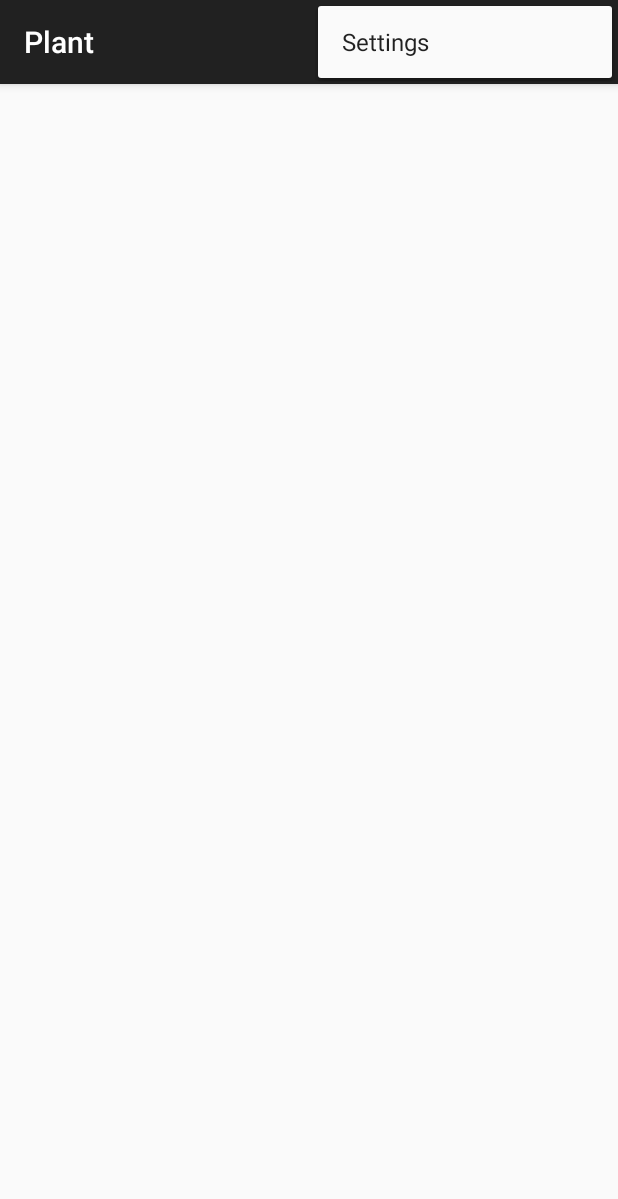
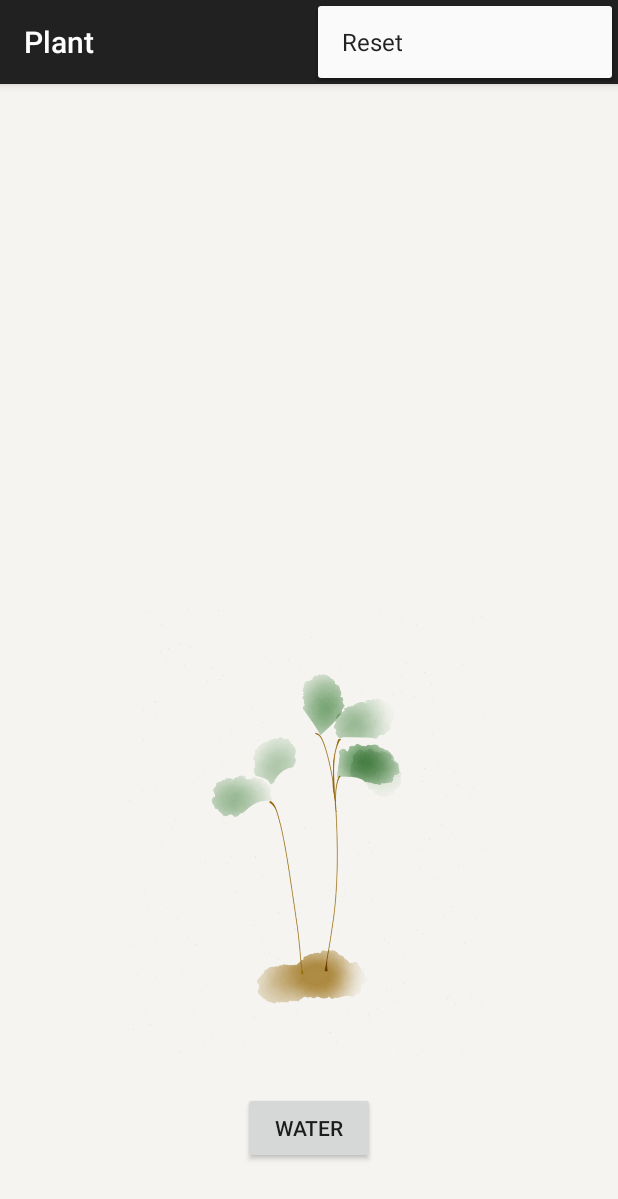
Before and after one commit to ezhao/Plant, an Android app: the screen it shows after launch (PlantActivity), with the options menu open, on a phone screen of 412 x 824 dp. Shown: the top 1199 px of the screen. Run offline under Robolectric (Android 15) with nearby library versions, the phone set to English and light mode, and no system bars.

Commit message:
icon and initial layout
simple plant image, simple button. doesn’t do anything yet.

```diff
--- a/app/src/main/java/com/herokuapp/ezhao/plant/PlantActivity.java
+++ b/app/src/main/java/com/herokuapp/ezhao/plant/PlantActivity.java
@@ -30,7 +30,7 @@ public class PlantActivity extends ActionBarActivity {
         int id = item.getItemId();
 
         //noinspection SimplifiableIfStatement
-        if (id == R.id.action_settings) {
+        if (id == R.id.action_reset) {
             return true;
         }
 
--- a/app/src/main/res/layout/activity_plant.xml
+++ b/app/src/main/res/layout/activity_plant.xml
@@ -1,8 +1,26 @@
 <RelativeLayout xmlns:android="http://schemas.android.com/apk/res/android"
-    xmlns:tools="http://schemas.android.com/tools" android:layout_width="match_parent"
-    android:layout_height="match_parent" android:paddingLeft="@dimen/activity_horizontal_margin"
-    android:paddingRight="@dimen/activity_horizontal_margin"
-    android:paddingTop="@dimen/activity_vertical_margin"
-    android:paddingBottom="@dimen/activity_vertical_margin" tools:context=".PlantActivity">
+    xmlns:tools="http://schemas.android.com/tools"
+    android:background="@color/paper"
+    android:layout_width="match_parent"
+    android:layout_height="match_parent"
+    tools:context=".PlantActivity">
+
+    <ImageView
+        android:id="@+id/ivPlant"
+        android:src="@drawable/plant_happy"
+        android:layout_alignParentBottom="true"
+        android:layout_marginBottom="120dp"
+        android:layout_centerHorizontal="true"
+        android:layout_width="2400dp"
+        android:layout_height="300dp" />
+
+    <Button
+        android:id="@+id/btnWater"
+        android:text="@string/action_water"
+        android:layout_alignParentBottom="true"
+        android:layout_marginBottom="48dp"
+        android:layout_centerHorizontal="true"
+        android:layout_width="wrap_content"
+        android:layout_height="wrap_content" />
 
 </RelativeLayout>
--- a/app/src/main/res/menu/menu_plant.xml
+++ b/app/src/main/res/menu/menu_plant.xml
@@ -1,6 +1,6 @@
 <menu xmlns:android="http://schemas.android.com/apk/res/android"
     xmlns:app="http://schemas.android.com/apk/res-auto"
     xmlns:tools="http://schemas.android.com/tools" tools:context=".PlantActivity">
-    <item android:id="@+id/action_settings" android:title="@string/action_settings"
+    <item android:id="@+id/action_reset" android:title="@string/action_reset"
         android:orderInCategory="100" app:showAsAction="never" />
 </menu>
--- /dev/null
+++ b/app/src/main/res/values/colors.xml
@@ -0,0 +1,4 @@
+<?xml version="1.0" encoding="utf-8"?>
+<resources>
+    <color name="paper">#F5F4F0</color>
+</resources>
--- a/app/src/main/res/values/strings.xml
+++ b/app/src/main/res/values/strings.xml
@@ -1,4 +1,5 @@
 <resources>
     <string name="app_name">Plant</string>
-    <string name="action_settings">Settings</string>
+    <string name="action_reset">Reset</string>
+    <string name="action_water">Water</string>
 </resources>
```
Also changed, not shown: app/src/main/ic_launcher-web.png (added), app/src/main/res/drawable/plant_happy.png (added), app/src/main/res/drawable/plant_wilted.png (added), app/src/main/res/drawable/plant_wilting.png (added), app/src/main/res/mipmap-hdpi/ic_launcher.png, app/src/main/res/mipmap-mdpi/ic_launcher.png, app/src/main/res/mipmap-xhdpi/ic_launcher.png, app/src/main/res/mipmap-xxhdpi/ic_launcher.png, app/src/main/res/mipmap-xxxhdpi/ic_launcher.png (added).
